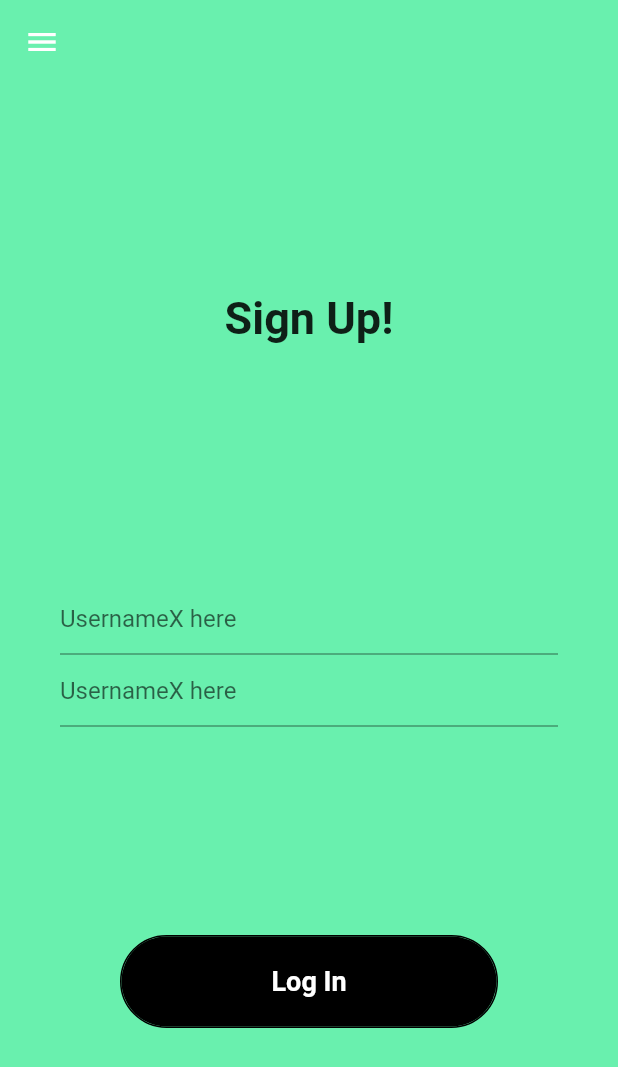
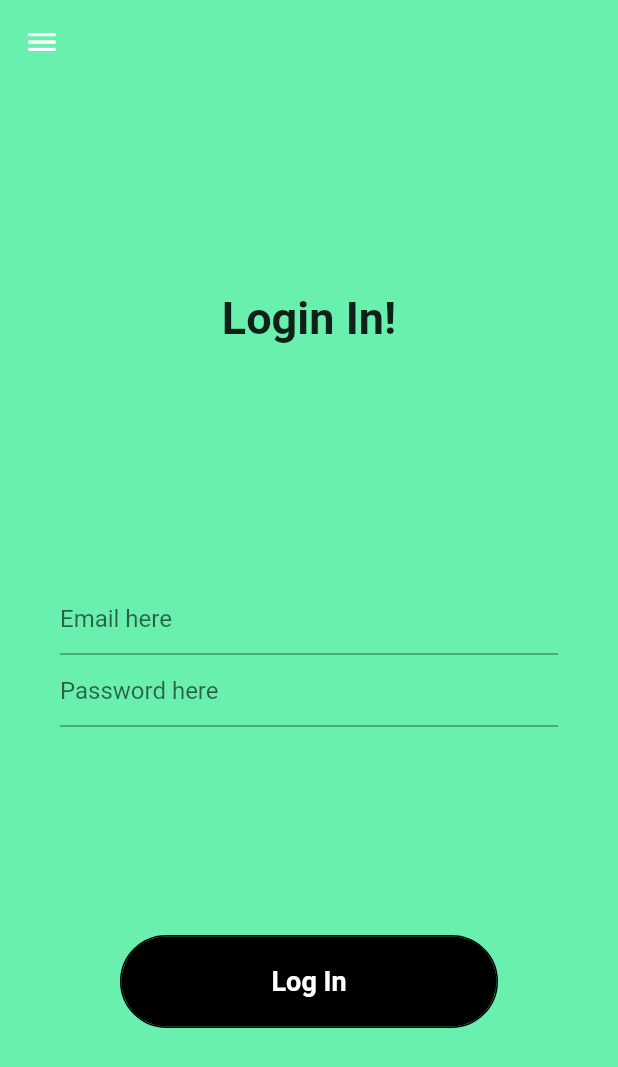
Before and after one commit to Fiffy-dot/mini-project-1, a Flutter app: the screen it shows after launch, after a tap on "I already have an account", on a phone screen of 412 x 824 dp. Shown: the top 1067 px of the screen. Run offline on Flutter 3.47's test engine with Material 2 defaults, Android fonts, the phone set to English and light mode, and no system bars; our stand-ins replace firebase_auth, firebase_core; accounts and stored records are empty; network calls fail.

Commit message:
Spelling changes

```diff
--- a/mpd/lib/login.dart
+++ b/mpd/lib/login.dart
@@ -42,7 +42,7 @@ class LoginPage extends StatelessWidget {
                       Column(
                         children: <Widget>[
                           Text(
-                            "Sign Up!",
+                            "Login In!",
                             style: TextStyle(
                               fontSize: 30,
                               fontWeight: FontWeight.bold,
@@ -60,12 +60,12 @@ class LoginPage extends StatelessWidget {
                           TextField(
                               controller: emailController,
                               decoration:
-                                  InputDecoration(hintText: "UsernameX here")),
+                                  InputDecoration(hintText: "Email here")),
                           TextField(
                               controller: passwordController,
                               obscureText: true,
                               decoration: InputDecoration(
-                                hintText: "UsernameX here",
+                                hintText: "Password here",
                               )),
                           // inputFile(label: "Username"),
                           // inputFile(label: "Email"),
--- a/mpd/lib/signup.dart
+++ b/mpd/lib/signup.dart
@@ -61,13 +61,13 @@ class SignUpPage extends StatelessWidget {
                         // ),
                         TextField(
                             controller: emailController,
-                            decoration: InputDecoration(hintText: "UsernameX here")
+                            decoration: InputDecoration(hintText: "Email here")
                         ),
                         TextField(
                             controller: passwordController,
                             obscureText: true,
                             decoration: InputDecoration(
-                                hintText: "UsernameX here",
+                                hintText: "Password here",
 
                             )
                         ),
```
